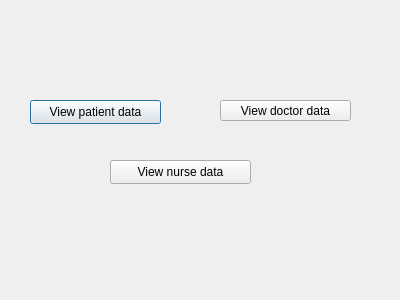
Qt form admin.ui (fatimanageh/cs2LabProject) before a commit.
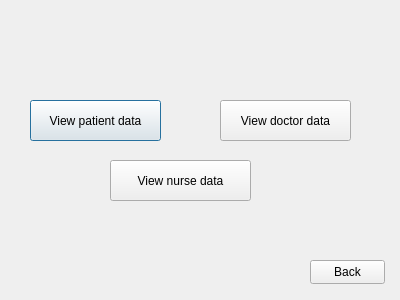
The same form after that commit.

```diff
--- a/admin.ui
+++ b/admin.ui
@@ -19,7 +19,7 @@
      <x>30</x>
      <y>100</y>
      <width>131</width>
-     <height>24</height>
+     <height>41</height>
     </rect>
    </property>
    <property name="text">
@@ -32,7 +32,7 @@
      <x>110</x>
      <y>160</y>
      <width>141</width>
-     <height>24</height>
+     <height>41</height>
     </rect>
    </property>
    <property name="text">
@@ -45,13 +45,26 @@
      <x>220</x>
      <y>100</y>
      <width>131</width>
-     <height>21</height>
+     <height>41</height>
     </rect>
    </property>
    <property name="text">
     <string>View doctor data</string>
    </property>
   </widget>
+  <widget class="QPushButton" name="Back">
+   <property name="geometry">
+    <rect>
+     <x>310</x>
+     <y>260</y>
+     <width>75</width>
+     <height>24</height>
+    </rect>
+   </property>
+   <property name="text">
+    <string>Back</string>
+   </property>
+  </widget>
  </widget>
  <resources/>
  <connections/>
```
